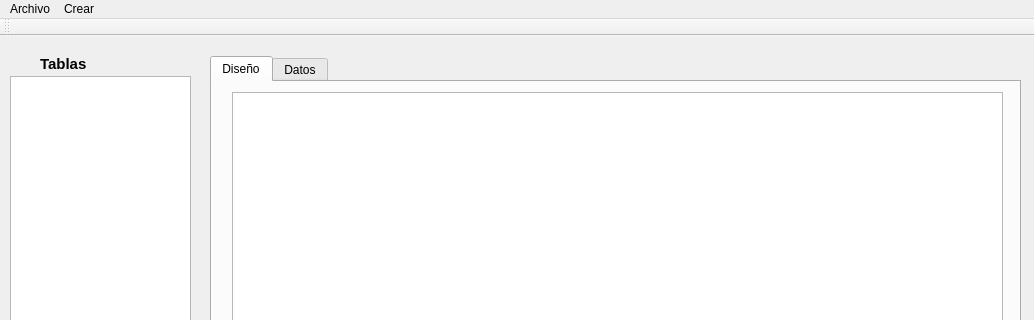
orgaArchivos/Project_Orga, file mainwindow.ui: the form before one commit; both pictures show x 0 to 1034 and y 0 to 320 of the 1034 by 612 pixel window.
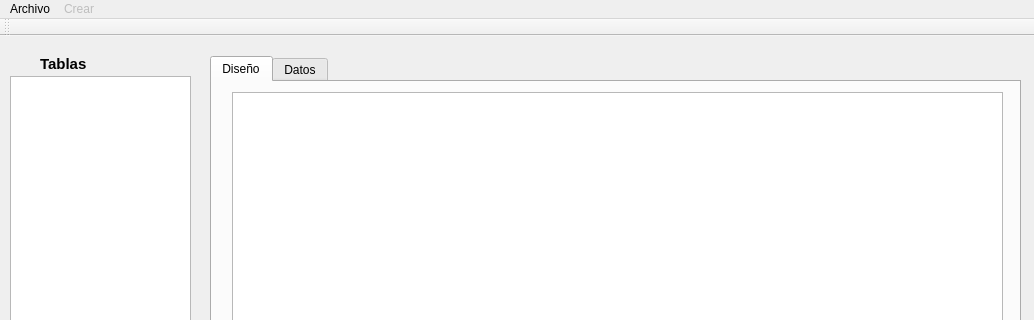
The form after the commit. The open tabs and pages were chosen to show the change. Icons and pictures are not drawn.

```diff
--- a/mainwindow.ui
+++ b/mainwindow.ui
@@ -145,6 +145,9 @@
     <addaction name="actionSalir"/>
    </widget>
    <widget class="QMenu" name="menuCrear">
+    <property name="enabled">
+     <bool>false</bool>
+    </property>
     <property name="title">
      <string>Crear</string>
     </property>
```
Left out of the diff: 8 changed lines with no effect on the pictures.
